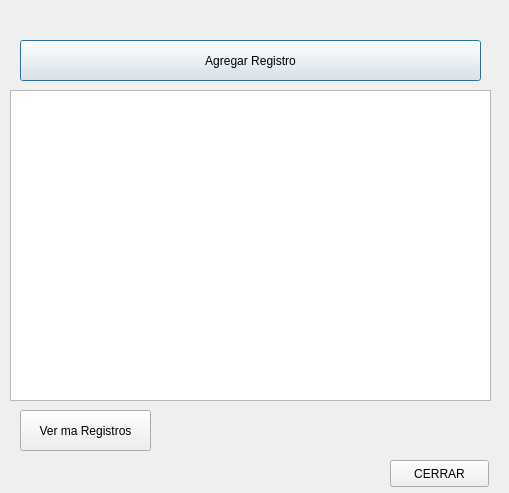
kevinPinzon/Proyecto-Orga, file dver.ui: the form before one commit.
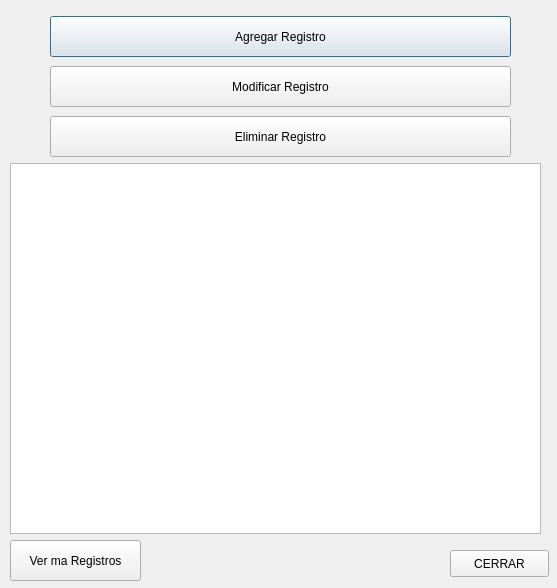
The form after the commit.

Commit message: avanze GUI, boton -ver mas registros-definido

The edit to the form file:
```diff
--- a/dver.ui
+++ b/dver.ui
@@ -6,8 +6,8 @@
    <rect>
     <x>0</x>
     <y>0</y>
-    <width>509</width>
-    <height>493</height>
+    <width>557</width>
+    <height>588</height>
    </rect>
   </property>
   <property name="windowTitle">
@@ -17,17 +17,17 @@
    <property name="geometry">
     <rect>
      <x>10</x>
-     <y>90</y>
-     <width>481</width>
-     <height>311</height>
+     <y>163</y>
+     <width>531</width>
+     <height>371</height>
     </rect>
    </property>
   </widget>
   <widget class="QPushButton" name="btn_agregarRegistro">
    <property name="geometry">
     <rect>
-     <x>20</x>
-     <y>40</y>
+     <x>50</x>
+     <y>16</y>
      <width>461</width>
      <height>41</height>
     </rect>
@@ -39,8 +39,8 @@
   <widget class="QPushButton" name="pushButton">
    <property name="geometry">
     <rect>
-     <x>20</x>
-     <y>410</y>
+     <x>10</x>
+     <y>540</y>
      <width>131</width>
      <height>41</height>
     </rect>
@@ -52,8 +52,8 @@
   <widget class="QPushButton" name="pushButton_2">
    <property name="geometry">
     <rect>
-     <x>390</x>
-     <y>460</y>
+     <x>450</x>
+     <y>550</y>
      <width>99</width>
      <height>27</height>
     </rect>
@@ -62,6 +62,32 @@
     <string>CERRAR</string>
    </property>
   </widget>
+  <widget class="QPushButton" name="btn_modificarRegistro">
+   <property name="geometry">
+    <rect>
+     <x>50</x>
+     <y>66</y>
+     <width>461</width>
+     <height>41</height>
+    </rect>
+   </property>
+   <property name="text">
+    <string>Modificar Registro</string>
+   </property>
+  </widget>
+  <widget class="QPushButton" name="btn_eliminarRegistro">
+   <property name="geometry">
+    <rect>
+     <x>50</x>
+     <y>116</y>
+     <width>461</width>
+     <height>41</height>
+    </rect>
+   </property>
+   <property name="text">
+    <string>Eliminar Registro</string>
+   </property>
+  </widget>
  </widget>
  <resources/>
  <connections/>
```
The commit also changes 2 other files.
